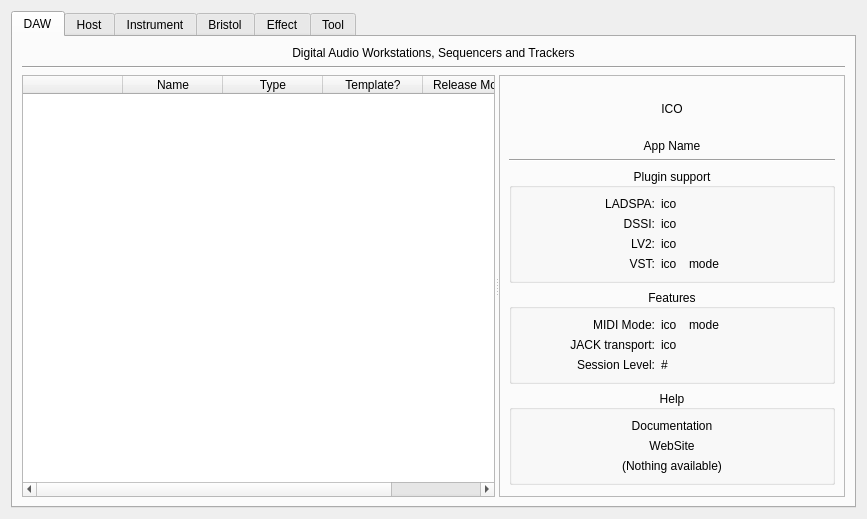
Before: the Qt Designer form resources/ui/claudia_launcher.ui in falkTX/Cadence, drawn with Qt 5.
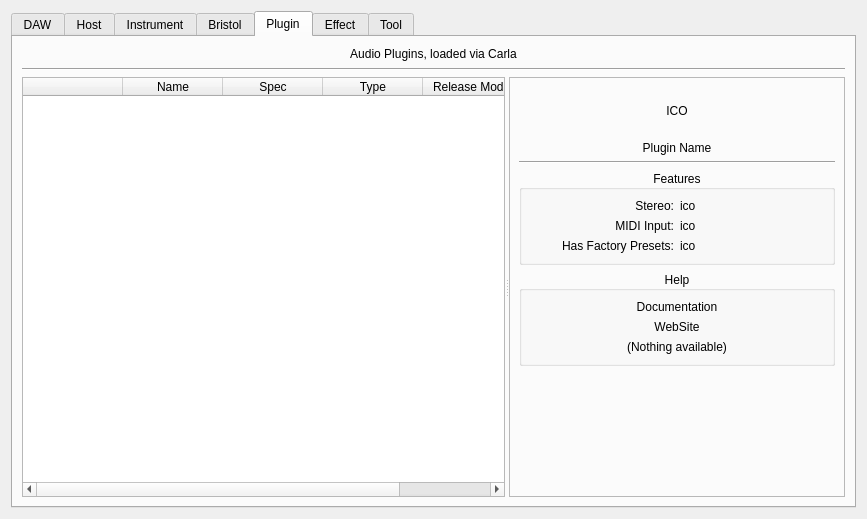
After: the same form once the commit is applied. The open tabs and pages were chosen to show the change.

Commit message: Start Claudia-Launcher database cleanup

```diff
--- a/resources/ui/claudia_launcher.ui
+++ b/resources/ui/claudia_launcher.ui
@@ -1327,6 +1327,276 @@
        </item>
       </layout>
      </widget>
+     <widget class="QWidget" name="plugin">
+      <attribute name="title">
+       <string>Plugin</string>
+      </attribute>
+      <layout class="QVBoxLayout" name="verticalLayout_22">
+       <item>
+        <widget class="QLabel" name="label_43">
+         <property name="maximumSize">
+          <size>
+           <width>16777215</width>
+           <height>16</height>
+          </size>
+         </property>
+         <property name="text">
+          <string>Audio Plugins, loaded via Carla</string>
+         </property>
+         <property name="alignment">
+          <set>Qt::AlignCenter</set>
+         </property>
+        </widget>
+       </item>
+       <item>
+        <widget class="Line" name="line_15">
+         <property name="orientation">
+          <enum>Qt::Horizontal</enum>
+         </property>
+        </widget>
+       </item>
+       <item>
+        <widget class="QSplitter" name="splitter_Plugin">
+         <property name="orientation">
+          <enum>Qt::Horizontal</enum>
+         </property>
+         <widget class="QTableWidget" name="listPlugin">
+          <property name="contextMenuPolicy">
+           <enum>Qt::CustomContextMenu</enum>
+          </property>
+          <property name="editTriggers">
+           <set>QAbstractItemView::NoEditTriggers</set>
+          </property>
+          <property name="alternatingRowColors">
+           <bool>true</bool>
+          </property>
+          <property name="selectionMode">
+           <enum>QAbstractItemView::SingleSelection</enum>
+          </property>
+          <property name="selectionBehavior">
+           <enum>QAbstractItemView::SelectRows</enum>
+          </property>
+          <property name="sortingEnabled">
+           <bool>true</bool>
+          </property>
+          <attribute name="horizontalHeaderStretchLastSection">
+           <bool>true</bool>
+          </attribute>
+          <attribute name="verticalHeaderVisible">
+           <bool>false</bool>
+          </attribute>
+          <attribute name="verticalHeaderDefaultSectionSize">
+           <number>22</number>
+          </attribute>
+          <column>
+           <property name="text">
+            <string/>
+           </property>
+          </column>
+          <column>
+           <property name="text">
+            <string>Name</string>
+           </property>
+          </column>
+          <column>
+           <property name="text">
+            <string>Spec</string>
+           </property>
+          </column>
+          <column>
+           <property name="text">
+            <string>Type</string>
+           </property>
+          </column>
+          <column>
+           <property name="text">
+            <string>Release Model</string>
+           </property>
+          </column>
+         </widget>
+         <widget class="QFrame" name="frame_Plugin">
+          <property name="minimumSize">
+           <size>
+            <width>200</width>
+            <height>0</height>
+           </size>
+          </property>
+          <property name="frameShape">
+           <enum>QFrame::StyledPanel</enum>
+          </property>
+          <property name="frameShadow">
+           <enum>QFrame::Raised</enum>
+          </property>
+          <layout class="QVBoxLayout" name="verticalLayout_12">
+           <item>
+            <widget class="QLabel" name="ico_app_plugin">
+             <property name="minimumSize">
+              <size>
+               <width>0</width>
+               <height>48</height>
+              </size>
+             </property>
+             <property name="maximumSize">
+              <size>
+               <width>16777215</width>
+               <height>48</height>
+              </size>
+             </property>
+             <property name="text">
+              <string>ICO</string>
+             </property>
+             <property name="alignment">
+              <set>Qt::AlignCenter</set>
+             </property>
+            </widget>
+           </item>
+           <item>
+            <widget class="QLabel" name="label_name_plugin">
+             <property name="text">
+              <string>Plugin Name</string>
+             </property>
+             <property name="alignment">
+              <set>Qt::AlignCenter</set>
+             </property>
+            </widget>
+           </item>
+           <item>
+            <widget class="Line" name="line_12">
+             <property name="orientation">
+              <enum>Qt::Horizontal</enum>
+             </property>
+            </widget>
+           </item>
+           <item>
+            <widget class="QGroupBox" name="group_features_plugin">
+             <property name="title">
+              <string>Features</string>
+             </property>
+             <property name="alignment">
+              <set>Qt::AlignCenter</set>
+             </property>
+             <layout class="QGridLayout" name="gridLayout_11">
+              <item row="3" column="0">
+               <widget class="QLabel" name="label_25">
+                <property name="text">
+                 <string>Stereo:</string>
+                </property>
+                <property name="alignment">
+                 <set>Qt::AlignRight|Qt::AlignTrailing|Qt::AlignVCenter</set>
+                </property>
+               </widget>
+              </item>
+              <item row="3" column="1">
+               <widget class="QLabel" name="ico_stereo_plugin">
+                <property name="text">
+                 <string>ico</string>
+                </property>
+               </widget>
+              </item>
+              <item row="4" column="0">
+               <widget class="QLabel" name="label_42">
+                <property name="text">
+                 <string>MIDI Input:</string>
+                </property>
+                <property name="alignment">
+                 <set>Qt::AlignRight|Qt::AlignTrailing|Qt::AlignVCenter</set>
+                </property>
+               </widget>
+              </item>
+              <item row="4" column="1">
+               <widget class="QLabel" name="ico_midi_input_plugin">
+                <property name="text">
+                 <string>ico</string>
+                </property>
+               </widget>
+              </item>
+              <item row="5" column="0">
+               <widget class="QLabel" name="label">
+                <property name="text">
+                 <string>Has Factory Presets:</string>
+                </property>
+                <property name="alignment">
+                 <set>Qt::AlignRight|Qt::AlignTrailing|Qt::AlignVCenter</set>
+                </property>
+               </widget>
+              </item>
+              <item row="5" column="1">
+               <widget class="QLabel" name="ico_presets_plugin">
+                <property name="text">
+                 <string>ico</string>
+                </property>
+               </widget>
+              </item>
+             </layout>
+            </widget>
+           </item>
+           <item>
+            <widget class="QGroupBox" name="group_help_plugin">
+             <property name="title">
+              <string>Help</string>
+             </property>
+             <property name="alignment">
+              <set>Qt::AlignCenter</set>
+             </property>
+             <layout class="QVBoxLayout" name="verticalLayout_21">
+              <item>
+               <widget class="QLabel" name="url_documentation_plugin">
+                <property name="text">
+                 <string>Documentation</string>
+                </property>
+                <property name="alignment">
+                 <set>Qt::AlignCenter</set>
+                </property>
+                <property name="openExternalLinks">
+                 <bool>true</bool>
+                </property>
+               </widget>
+              </item>
+              <item>
+               <widget class="QLabel" name="url_website_plugin">
+                <property name="text">
+                 <string>WebSite</string>
+                </property>
+                <property name="alignment">
+                 <set>Qt::AlignCenter</set>
+                </property>
+                <property name="openExternalLinks">
+                 <bool>true</bool>
+                </property>
+               </widget>
+              </item>
+              <item>
+               <widget class="QLabel" name="label_no_help_plugin">
+                <property name="text">
+                 <string>(Nothing available)</string>
+                </property>
+                <property name="alignment">
+                 <set>Qt::AlignCenter</set>
+                </property>
+               </widget>
+              </item>
+             </layout>
+            </widget>
+           </item>
+           <item>
+            <spacer name="verticalSpacer_8">
+             <property name="orientation">
+              <enum>Qt::Vertical</enum>
+             </property>
+             <property name="sizeHint" stdset="0">
+              <size>
+               <width>20</width>
+               <height>40</height>
+              </size>
+             </property>
+            </spacer>
+           </item>
+          </layout>
+         </widget>
+        </widget>
+       </item>
+      </layout>
+     </widget>
      <widget class="QWidget" name="effect">
       <attribute name="title">
        <string>Effect</string>
```
The commit also changes 5 other files.
